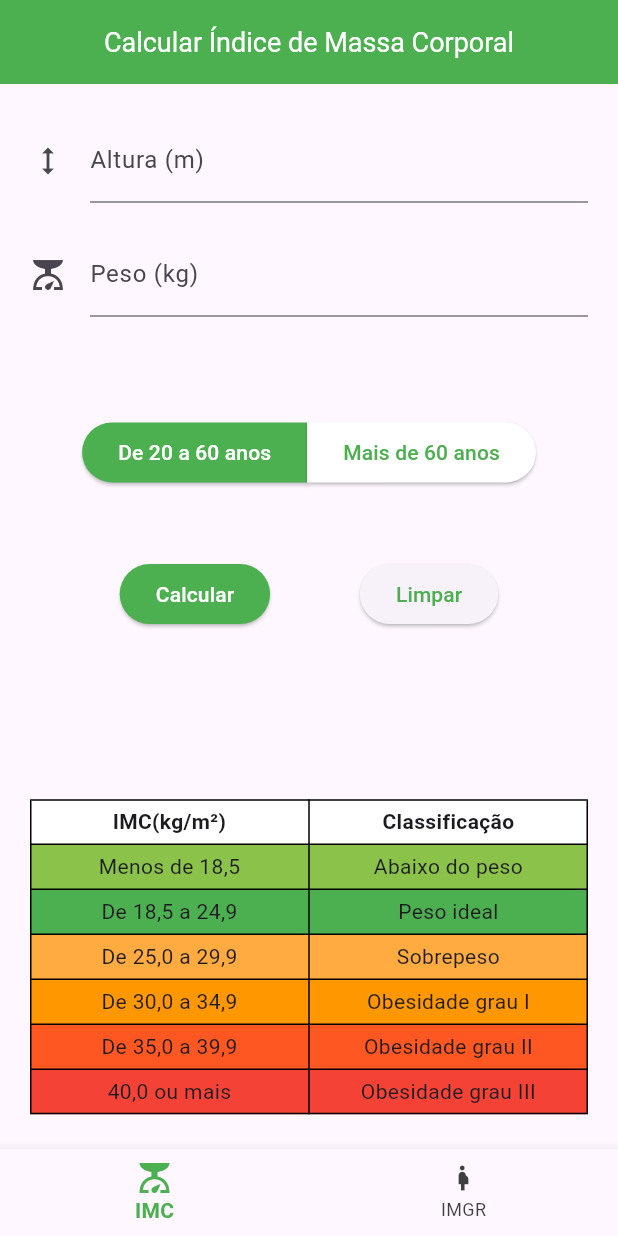
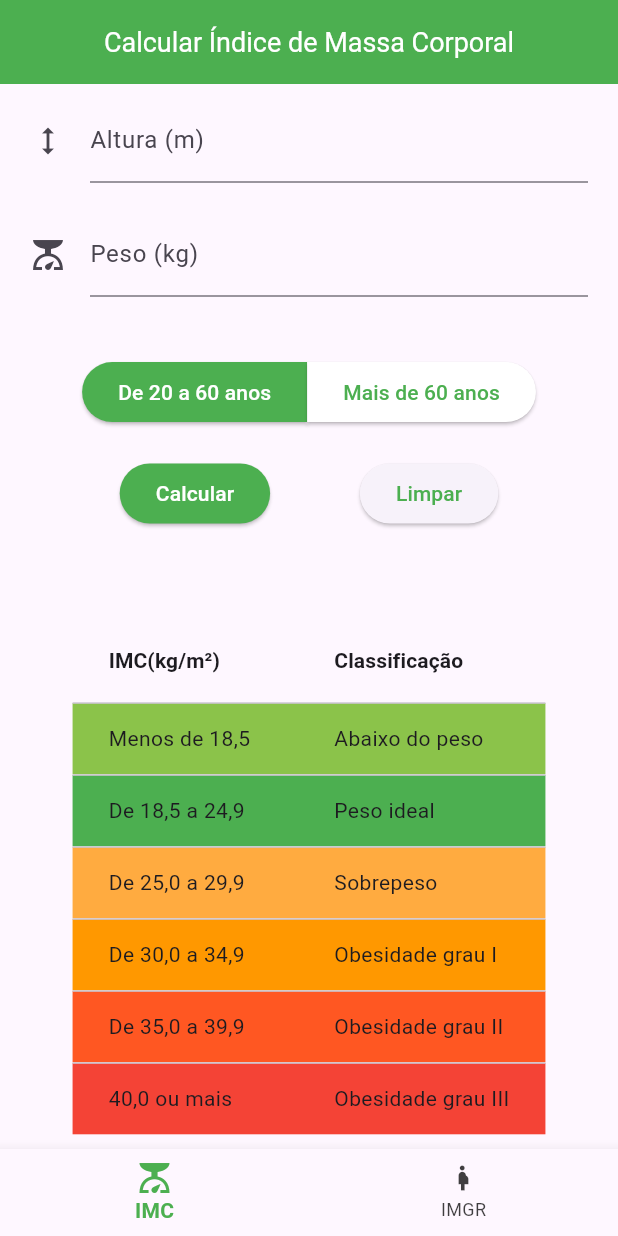
Before and after one commit to flavioh-assis/bmi_rfm_calculator, a Flutter app: the screen it shows after launch, on a phone screen of 412 x 824 dp. Run offline on Flutter 3.47's test engine with Material 3 defaults, Android fonts, the phone set to English and light mode, and no system bars; our stand-ins replace mask_text_input_formatter.

Commit message:
Refactor the Table BMI to using DataTable

```diff
--- a/lib/widgets/table_bmi.dart
+++ b/lib/widgets/table_bmi.dart
@@ -265,49 +265,43 @@ class _TableBmiState extends State<TableBmi> {
   Widget build(BuildContext context) {
     List<BmiValues> tableValues = getTableBmiValues(widget.ageGroup);
 
-    return Table(
-      border: TableBorder.all(),
-      children: [
-        _createTableHeader(),
-        ..._createTableValues(tableValues),
-      ],
-    );
-  }
+    List<DataColumn> buildHeader() {
+      return [
+        const DataColumn(
+          label: Text(
+            'IMC(kg/m²)',
+            style: TextStyle(fontWeight: FontWeight.w600),
+          ),
+          tooltip: 'Valor do IMC em kilogramas por metro quadrado',
+        ),
+        const DataColumn(
+          label: Text(
+            'Classificação',
+            style: TextStyle(fontWeight: FontWeight.w600),
+          ),
+          tooltip: 'Classificação do peso em relação à saúde',
+        )
+      ];
+    }
 
-  _createTableValues(List<BmiValues> values) {
-    return values.asMap().entries.map((entry) {
-      return _createTableRow(
-          [entry.value.imc, entry.value.classification], entry.value.cellColor);
-    });
-  }
+    List<DataCell> buildCells(List<String> cells) {
+      return cells.map((value) {
+        return DataCell(Text(value));
+      }).toList();
+    }
 
-  _createTableRow(
-    List<String> cells,
-    Color rowColor, {
-    FontWeight? fontWeight = FontWeight.normal,
-  }) {
-    return TableRow(
-      children: cells.map((value) {
-        return Container(
-          color: rowColor,
-          padding: const EdgeInsets.all(5),
-          child: Text(
-            value,
-            style: TextStyle(
-              fontWeight: fontWeight,
-            ),
-            textAlign: TextAlign.center,
-          ),
+    List<DataRow> buildRows(List<BmiValues> values) {
+      return values.map((value) {
+        return DataRow(
+          cells: buildCells([value.imc, value.classification]),
+          color: MaterialStatePropertyAll<Color>(value.cellColor),
         );
-      }).toList(),
-    );
-  }
+      }).toList();
+    }
 
-  _createTableHeader() {
-    return _createTableRow(
-      ['IMC(kg/m²)', 'Classificação'],
-      Colors.white,
-      fontWeight: FontWeight.w600,
+    return DataTable(
+      columns: buildHeader(),
+      rows: buildRows(tableValues),
     );
   }
 }
```
